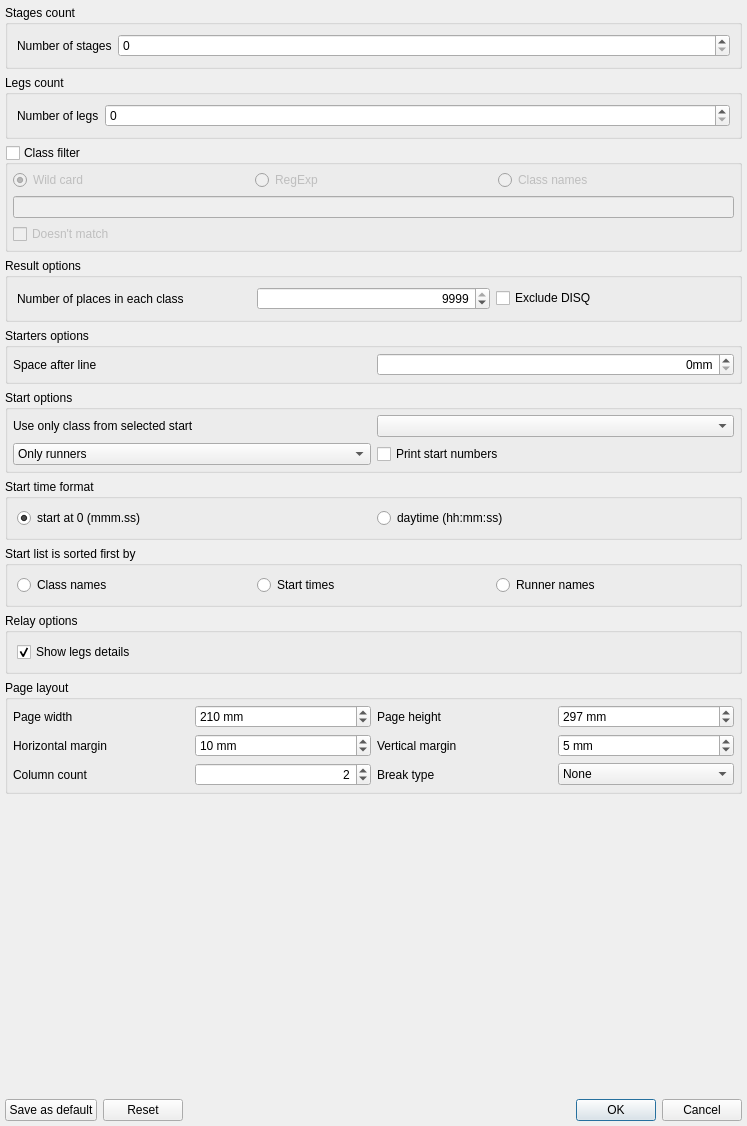
Old version of the form libquickevent/libquickeventgui/src/reportoptionsdialog.ui in the repository Quick-Box/quickevent.
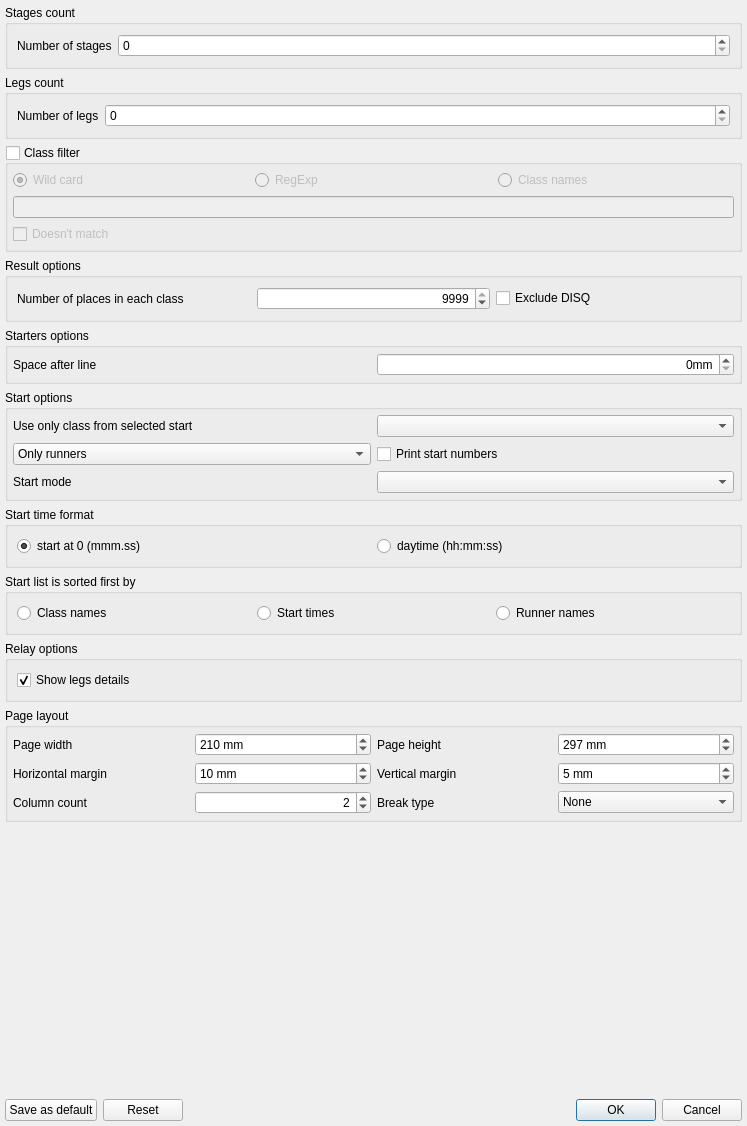
New version of the form.

The edit to the form file:
```diff
--- a/libquickevent/libquickeventgui/src/reportoptionsdialog.ui
+++ b/libquickevent/libquickeventgui/src/reportoptionsdialog.ui
@@ -384,6 +384,16 @@
       <item row="0" column="2">
        <widget class="QComboBox" name="cbxStartNumber"/>
       </item>
+      <item row="2" column="1">
+       <widget class="QLabel" name="lblStartMode">
+        <property name="text">
+         <string>Start mode</string>
+        </property>
+       </widget>
+      </item>
+      <item row="2" column="2">
+       <widget class="QComboBox" name="cbxStartMode"/>
+      </item>
      </layout>
     </widget>
    </item>
```
